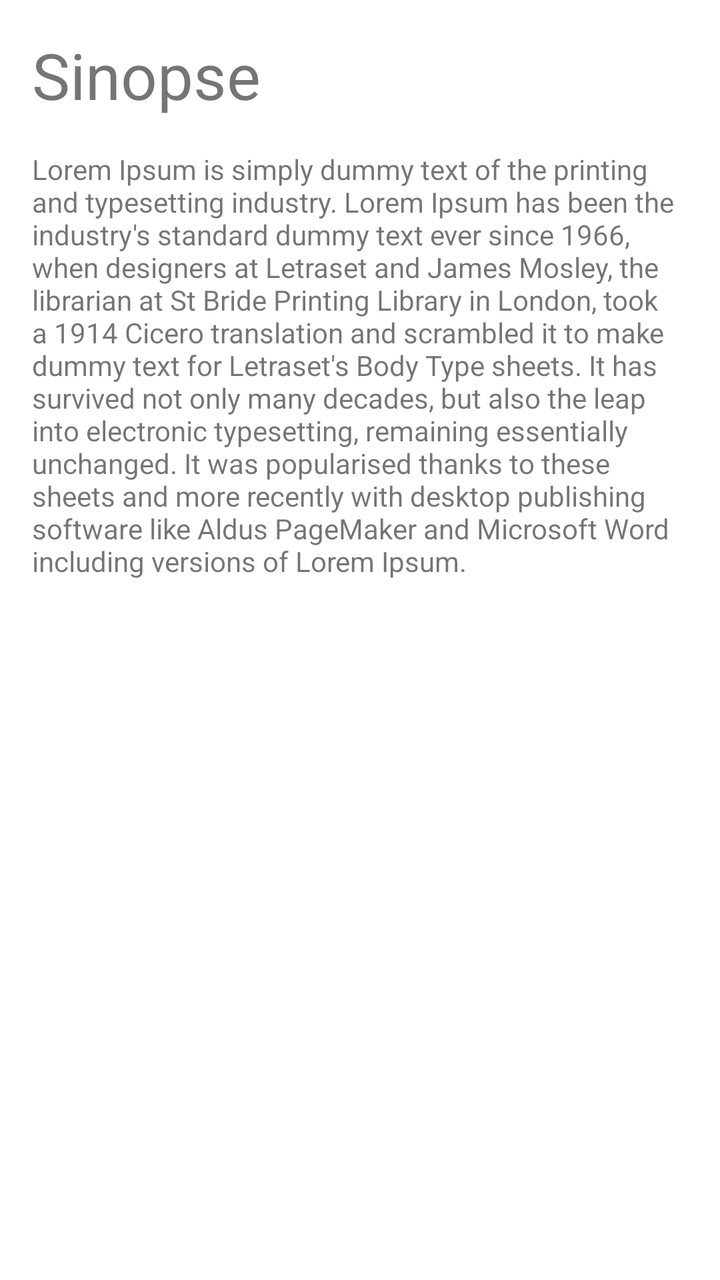
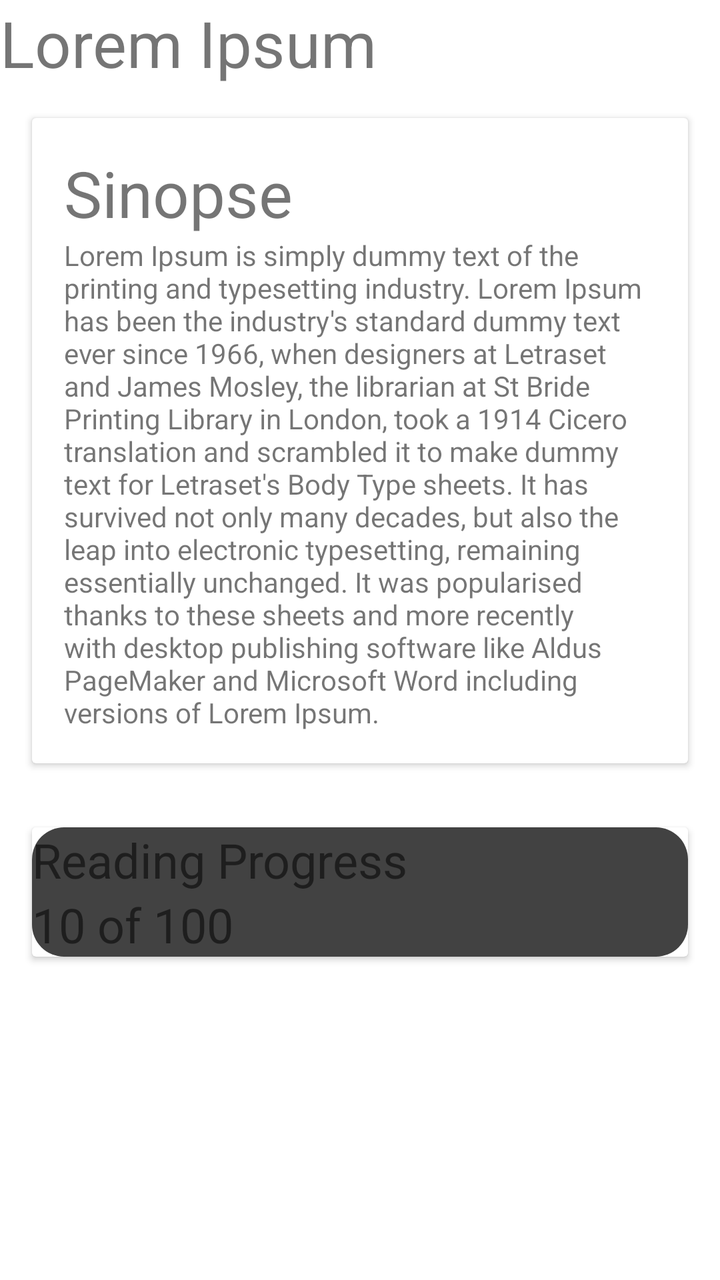

Before-and-after screenshots of an Android layout around one commit, followed by the original layout XML and the change that was made.
<!-- AndroidManifest.xml: application theme Theme.MediaTrackerUNAERP -->
<!-- res/layout/book_detail_layout.xml -->
<?xml version="1.0" encoding="utf-8"?>
<LinearLayout xmlns:android="http://schemas.android.com/apk/res/android"
    android:id="@+id/main"
    android:layout_width="match_parent"
    android:layout_height="match_parent"
    android:orientation="vertical"
    android:padding="16dp"
    >


    <TextView
        android:layout_width="wrap_content"
        android:layout_height="wrap_content"
        android:text="Sinopse"
        android:textSize="32dp"
        android:layout_marginBottom="16dp"
        />

    <TextView
        android:layout_width="match_parent"
        android:layout_height="wrap_content"
        android:text="Lorem Ipsum is simply dummy text of the printing and typesetting industry. Lorem Ipsum has been the industry's standard dummy text ever since 1966, when designers at Letraset and James Mosley, the librarian at St Bride Printing Library in London, took a 1914 Cicero translation and scrambled it to make dummy text for Letraset's Body Type sheets. It has survived not only many decades, but also the leap into electronic typesetting, remaining essentially unchanged. It was popularised thanks to these sheets and more recently with desktop publishing software like Aldus PageMaker and Microsoft Word including versions of Lorem Ipsum."
        />

</LinearLayout>
<!-- resources referenced by this layout -->
<resources>
  <style name="Theme.MediaTrackerUNAERP" parent="Theme.MaterialComponents.DayNight.DarkActionBar">
          
          <item name="colorPrimary">@color/purple_500</item>
          <item name="colorPrimaryVariant">@color/purple_700</item>
          <item name="colorOnPrimary">@color/white</item>
          
          <item name="colorSecondary">@color/teal_200</item>
          <item name="colorSecondaryVariant">@color/teal_700</item>
          <item name="colorOnSecondary">@color/black</item>
          
          <item name="android:statusBarColor">?attr/colorPrimaryVariant</item>
          
      </style>
  <color name="purple_500">#FF6200EE</color>
  <color name="purple_700">#FF3700B3</color>
  <color name="white">#FFFFFFFF</color>
  <color name="teal_200">#FF03DAC5</color>
  <color name="teal_700">#FF018786</color>
  <color name="black">#FF000000</color>
</resources>

<!-- the commit's change to res/layout/book_detail_layout.xml (unified diff, before → after) -->
@@ -4,22 +4,72 @@
     android:layout_width="match_parent"
     android:layout_height="match_parent"
     android:orientation="vertical"
-    android:padding="16dp"
     >
-
-
-    <TextView
-        android:layout_width="wrap_content"
-        android:layout_height="wrap_content"
-        android:text="Sinopse"
-        android:textSize="32dp"
-        android:layout_marginBottom="16dp"
-        />
 
     <TextView
         android:layout_width="match_parent"
         android:layout_height="wrap_content"
-        android:text="Lorem Ipsum is simply dummy text of the printing and typesetting industry. Lorem Ipsum has been the industry's standard dummy text ever since 1966, when designers at Letraset and James Mosley, the librarian at St Bride Printing Library in London, took a 1914 Cicero translation and scrambled it to make dummy text for Letraset's Body Type sheets. It has survived not only many decades, but also the leap into electronic typesetting, remaining essentially unchanged. It was popularised thanks to these sheets and more recently with desktop publishing software like Aldus PageMaker and Microsoft Word including versions of Lorem Ipsum."
+        android:text="@string/lorem_ipsum"
+        android:textSize="32sp"
         />
 
+    <androidx.cardview.widget.CardView
+        android:layout_width="match_parent"
+        android:layout_height="wrap_content"
+        android:layout_margin="16dp">
+
+        <LinearLayout
+            android:layout_width="match_parent"
+            android:layout_height="wrap_content"
+            android:orientation="vertical"
+            android:padding="16dp">
+
+        <TextView
+            android:layout_width="wrap_content"
+            android:layout_height="wrap_content"
+            android:text="Sinopse"
+            android:textSize="32dp"
+            />
+
+        <TextView
+            android:layout_width="match_parent"
+            android:layout_height="wrap_content"
+            android:text="Lorem Ipsum is simply dummy text of the printing and typesetting industry. Lorem Ipsum has been the industry's standard dummy text ever since 1966, when designers at Letraset and James Mosley, the librarian at St Bride Printing Library in London, took a 1914 Cicero translation and scrambled it to make dummy text for Letraset's Body Type sheets. It has survived not only many decades, but also the leap into electronic typesetting, remaining essentially unchanged. It was popularised thanks to these sheets and more recently with desktop publishing software like Aldus PageMaker and Microsoft Word including versions of Lorem Ipsum."
+            />
+
+        </LinearLayout>
+
+    </androidx.cardview.widget.CardView>
+
+    <androidx.cardview.widget.CardView
+        android:layout_width="match_parent"
+        android:layout_height="wrap_content"
+        android:layout_margin="16dp"
+        >
+
+        <LinearLayout
+            android:layout_width="match_parent"
+            android:layout_height="wrap_content"
+            android:orientation="vertical"
+            android:background="@drawable/card_bg"
+            >
+
+            <TextView
+                android:layout_width="match_parent"
+                android:layout_height="wrap_content"
+                android:text="@string/reading_progress"
+                android:textSize="24sp"
+                />
+
+            <TextView
+                android:layout_width="match_parent"
+                android:layout_height="wrap_content"
+                android:text="10 of 100"
+                android:textSize="24sp"
+                />
+
+        </LinearLayout>
+
+    </androidx.cardview.widget.CardView>
+
 </LinearLayout>
<!-- resource entries referenced after the edit -->
@@ -1,5 +1,16 @@
 <!-- resources referenced by this layout -->
 <resources>
+  <!-- drawable card_bg (drawable) -->
+  <?xml version="1.0" encoding="utf-8"?>
+  <shape xmlns:android="http://schemas.android.com/apk/res/android"
+      android:shape="rectangle"
+      >
+      <solid android:color="@color/cardview_dark_background" />
+      <corners android:radius="16dp"/>
+  
+  </shape>
+  <string name="lorem_ipsum">Lorem Ipsum</string>
+  <string name="reading_progress">Reading Progress</string>
   <style name="Theme.MediaTrackerUNAERP" parent="Theme.MaterialComponents.DayNight.DarkActionBar">
           
           <item name="colorPrimary">@color/purple_500</item>
